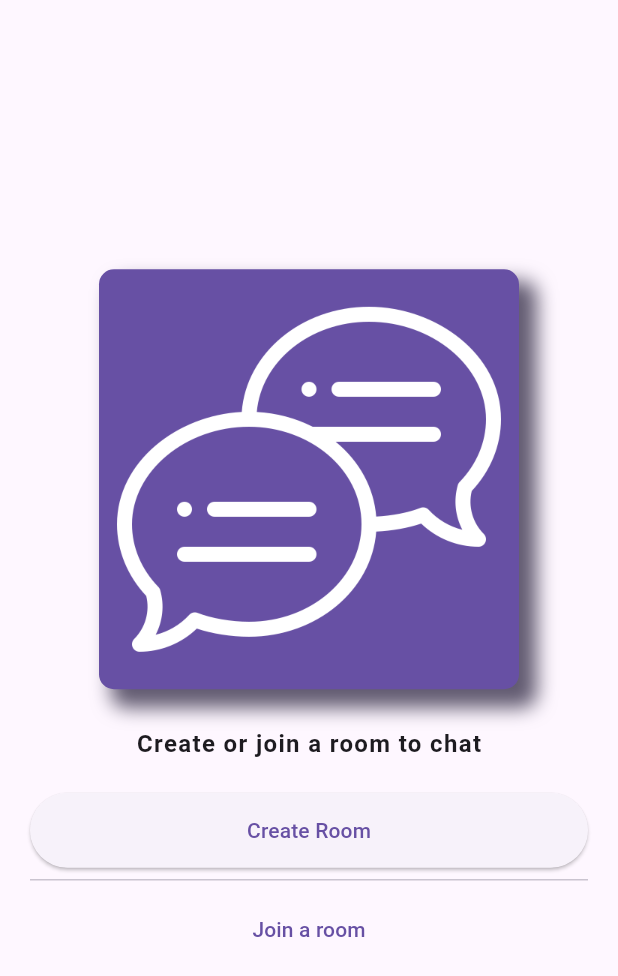
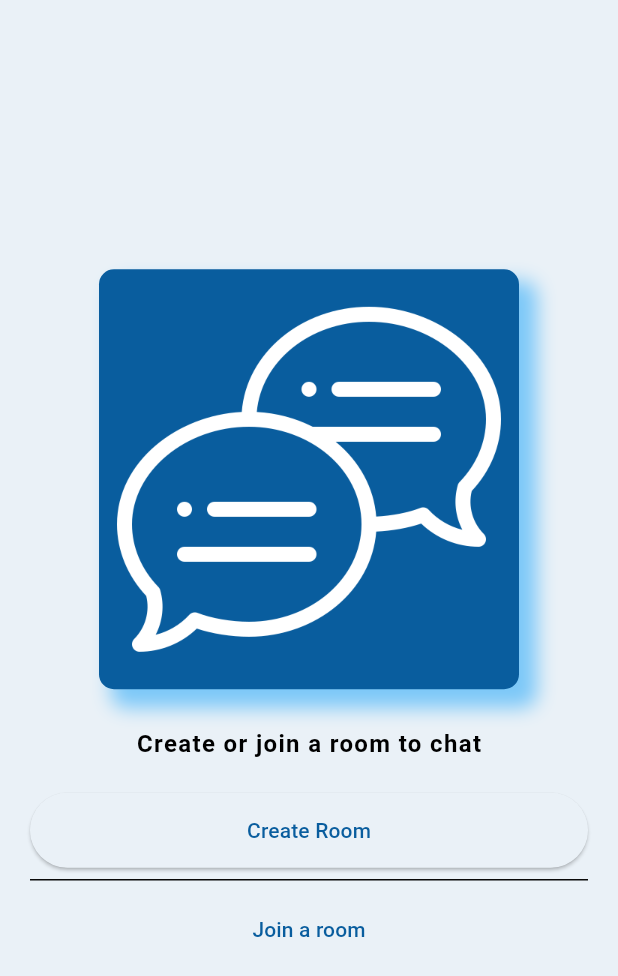
Before and after one commit to tuuhin/realtime-chat-dart, a Flutter app: the screen it shows after launch, on a phone screen of 412 x 824 dp. Shown: the top 976 px of the screen. Run offline on Flutter 3.47's test engine with Material 2 defaults, Android fonts, the phone set to English and light mode, and no system bars; drawn by our look-alikes of dynamic_color; our stand-ins replace dio, flutter_dotenv, flutter_riverpod, freezed_annotation, go_router, shared_preferences and 1 more; missing offline and left inert: mongo_dart; generated files the repository leaves out were written again.

Commit message:
moving local store  on core Being used by both of the features sotre is kept seperated Added dynamic color support Not investing much time in themeing here.

```diff
--- a/lib/feature_room/data/local_storage.dart
+++ b/lib/core/local_storage.dart
@@ -1,6 +1,6 @@
 import 'package:shared_preferences/shared_preferences.dart';
 
-import '../repository/local_data_repo.dart';
+import 'local_data_repo.dart';
 
 class LocalStorage implements LocalDataRepo {
   final Future<SharedPreferences> _pref;
--- a/lib/main.dart
+++ b/lib/main.dart
@@ -2,9 +2,11 @@ import 'package:logging/logging.dart';
 import 'package:flutter/material.dart';
 import 'package:flutter_riverpod/flutter_riverpod.dart';
 import 'package:flutter_dotenv/flutter_dotenv.dart';
+import 'package:reatime_chat/theme/palette.dart';
 import 'package:url_strategy/url_strategy.dart';
+import 'package:dynamic_color/dynamic_color.dart';
 
-import './utils/router.dart';
+import 'router.dart';
 
 final logger = Logger("Realtime-Chat-App-Logger");
 void main() {
@@ -23,16 +25,15 @@ class MyApp extends StatelessWidget {
   const MyApp({super.key});
 
   @override
-  Widget build(BuildContext context) => MaterialApp.router(
-        debugShowCheckedModeBanner: false,
-        title: 'Realtime Chat App',
-        theme: ThemeData(
-          useMaterial3: true,
-          primarySwatch: Colors.grey,
-          primaryColor: Colors.grey,
+  Widget build(BuildContext context) => DynamicColorBuilder(
+        builder: (ColorScheme? light, ColorScheme? dark) => MaterialApp.router(
+          debugShowCheckedModeBanner: false,
+          title: 'Chat App',
+          darkTheme: darkTheme.copyWith(colorScheme: dark),
+          theme: lightTheme.copyWith(colorScheme: light),
+          routeInformationParser: router.routeInformationParser,
+          routeInformationProvider: router.routeInformationProvider,
+          routerDelegate: router.routerDelegate,
         ),
-        routeInformationParser: router.routeInformationParser,
-        routeInformationProvider: router.routeInformationProvider,
-        routerDelegate: router.routerDelegate,
       );
 }
--- /dev/null
+++ b/lib/theme/palette.dart
@@ -0,0 +1,74 @@
+import 'package:flutter/foundation.dart';
+import 'package:flutter/material.dart';
+
+final ThemeData lightTheme = ThemeData(
+  useMaterial3: true,
+  typography: Typography.material2021(platform: defaultTargetPlatform),
+  colorScheme: const ColorScheme(
+    brightness: Brightness.light,
+    primary: Color(0xff095d9e),
+    onPrimary: Color(0xffffffff),
+    primaryContainer: Color(0xffa6cced),
+    onPrimaryContainer: Color(0xff0e1114),
+    secondary: Color(0xff7cc8f8),
+    onSecondary: Color(0xff000000),
+    secondaryContainer: Color(0xffc5e7ff),
+    onSecondaryContainer: Color(0xff111314),
+    tertiary: Color(0xffdd520f),
+    onTertiary: Color(0xffffffff),
+    tertiaryContainer: Color(0xffffdbcd),
+    onTertiaryContainer: Color(0xff141211),
+    error: Color(0xffb00020),
+    onError: Color(0xffffffff),
+    errorContainer: Color(0xfffcd8df),
+    onErrorContainer: Color(0xff141213),
+    background: Color(0xffeaf1f7),
+    onBackground: Color(0xff090909),
+    surface: Color(0xffeaf1f7),
+    onSurface: Color(0xff090909),
+    surfaceVariant: Color(0xffd6e4ef),
+    onSurfaceVariant: Color(0xff101112),
+    outline: Color(0xff565656),
+    shadow: Color(0xff000000),
+    inverseSurface: Color(0xff10171c),
+    onInverseSurface: Color(0xfff5f5f6),
+    inversePrimary: Color(0xffa2d8ff),
+    surfaceTint: Color(0xff095d9e),
+  ),
+);
+
+final darkTheme = ThemeData(
+  useMaterial3: true,
+  typography: Typography.material2021(platform: defaultTargetPlatform),
+  colorScheme: const ColorScheme(
+    brightness: Brightness.dark,
+    primary: Color(0xff4585b5),
+    onPrimary: Color(0xfff4f9fd),
+    primaryContainer: Color(0xff095d9e),
+    onPrimaryContainer: Color(0xffe1eef8),
+    secondary: Color(0xff9cd5f9),
+    onSecondary: Color(0xff101414),
+    secondaryContainer: Color(0xff3a7292),
+    onSecondaryContainer: Color(0xffe8f1f6),
+    tertiary: Color(0xffe57c4a),
+    onTertiary: Color(0xfffff8f4),
+    tertiaryContainer: Color(0xffdd520f),
+    onTertiaryContainer: Color(0xffffece2),
+    error: Color(0xffcf6679),
+    onError: Color(0xff140c0d),
+    errorContainer: Color(0xffb1384e),
+    onErrorContainer: Color(0xfffbe8ec),
+    background: Color(0xff14171a),
+    onBackground: Color(0xffececed),
+    surface: Color(0xff14171a),
+    onSurface: Color(0xffececed),
+    surfaceVariant: Color(0xff171e24),
+    onSurfaceVariant: Color(0xffdadbdc),
+    outline: Color(0xff9d9da3),
+    shadow: Color(0xff000000),
+    inverseSurface: Color(0xfff4f7fa),
+    onInverseSurface: Color(0xff131313),
+    inversePrimary: Color(0xff2c485d),
+    surfaceTint: Color(0xff4585b5),
+  ),
+);
--- a/pubspec.yaml
+++ b/pubspec.yaml
@@ -46,6 +46,7 @@ dependencies:
   flutter_dotenv: ^5.0.2
   web_socket_channel: ^2.3.0
   url_strategy: ^0.2.0
+  dynamic_color: ^1.6.2
 
 dev_dependencies:
   flutter_test:
```
Also changed, not shown: lib/core/local_store_context.dart (added, +11 -0 lines), lib/router.dart (renamed from lib/utils/router.dart, +4 -4 lines), lib/core/local_data_repo.dart (renamed from lib/feature_room/repository/local_data_repo.dart), lib/utils/palette.dart (deleted), pubspec.lock, 1 other file.
